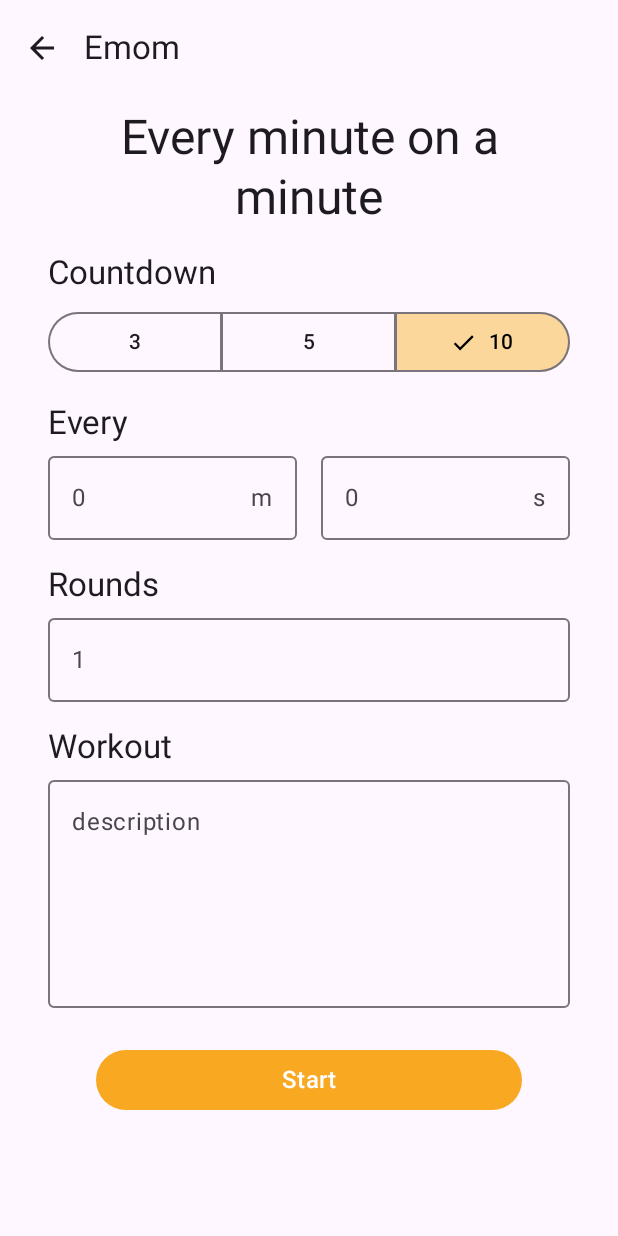
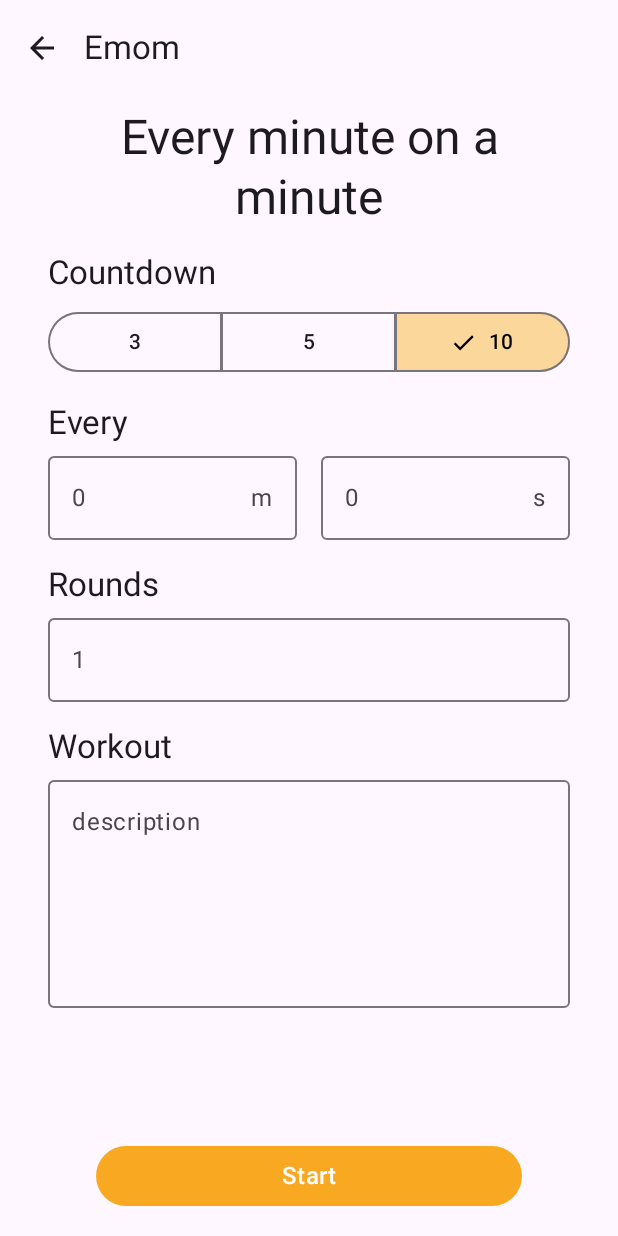
Before and after one commit to IvanTorGim/Workout-Timer, an Android app built with Jetpack Compose: the EmomScreen screen opened through its navigation route, on a phone screen of 412 x 824 dp. Run offline under Robolectric (Android 15) with nearby library versions, the phone set to English and light mode, and no system bars; our stand-ins replace Dagger/Hilt's generated code.

Commit message:
screens scrollable

```diff
--- a/app/src/main/java/com/ivtogi/workouttimer/ui/screens/amrap/AmrapScreen.kt
+++ b/app/src/main/java/com/ivtogi/workouttimer/ui/screens/amrap/AmrapScreen.kt
@@ -6,6 +6,8 @@ import androidx.compose.foundation.layout.fillMaxSize
 import androidx.compose.foundation.layout.fillMaxWidth
 import androidx.compose.foundation.layout.height
 import androidx.compose.foundation.layout.padding
+import androidx.compose.foundation.rememberScrollState
+import androidx.compose.foundation.verticalScroll
 import androidx.compose.material3.MaterialTheme
 import androidx.compose.material3.Scaffold
 import androidx.compose.material3.Text
@@ -45,6 +47,7 @@ fun AmrapScreen(
                 .padding(paddingValues)
                 .fillMaxSize()
                 .padding(32.dp, 8.dp)
+                .verticalScroll(rememberScrollState())
         ) {
             Text(
                 text = stringResource(id = R.string.amrap_description),
@@ -69,9 +72,8 @@ fun AmrapScreen(
             WorkoutSection(
                 workout = state.workout,
                 onWorkoutChanged = { viewModel.onWorkoutChanged(it) },
-                modifier = Modifier.weight(1f)
             )
-            Spacer(modifier = Modifier.height(16.dp))
+            Spacer(modifier = Modifier.weight(1f))
             LargeButton(
                 textRes = R.string.start,
                 onClick = {
--- a/app/src/main/java/com/ivtogi/workouttimer/ui/screens/emom/EmomScreen.kt
+++ b/app/src/main/java/com/ivtogi/workouttimer/ui/screens/emom/EmomScreen.kt
@@ -6,6 +6,8 @@ import androidx.compose.foundation.layout.fillMaxSize
 import androidx.compose.foundation.layout.fillMaxWidth
 import androidx.compose.foundation.layout.height
 import androidx.compose.foundation.layout.padding
+import androidx.compose.foundation.rememberScrollState
+import androidx.compose.foundation.verticalScroll
 import androidx.compose.material3.MaterialTheme
 import androidx.compose.material3.Scaffold
 import androidx.compose.material3.Text
@@ -48,6 +50,7 @@ fun EmomScreen(
                 .padding(paddingValues)
                 .fillMaxSize()
                 .padding(32.dp, 8.dp)
+                .verticalScroll(rememberScrollState())
         ) {
             Text(
                 text = stringResource(id = R.string.emom_description),
@@ -76,10 +79,9 @@ fun EmomScreen(
             Spacer(modifier = Modifier.height(16.dp))
             WorkoutSection(
                 workout = state.workout,
-                onWorkoutChanged = { viewModel.onWorkoutChanged(it) },
-                modifier = Modifier.weight(1f)
+                onWorkoutChanged = { viewModel.onWorkoutChanged(it) }
             )
-            Spacer(modifier = Modifier.height(16.dp))
+            Spacer(modifier = Modifier.weight(1f))
             LargeButton(
                 textRes = R.string.start,
                 onClick = {
```
Also changed, not shown: app/src/main/java/com/ivtogi/workouttimer/ui/screens/fortime/ForTimeScreen.kt (+5 -3 lines).
